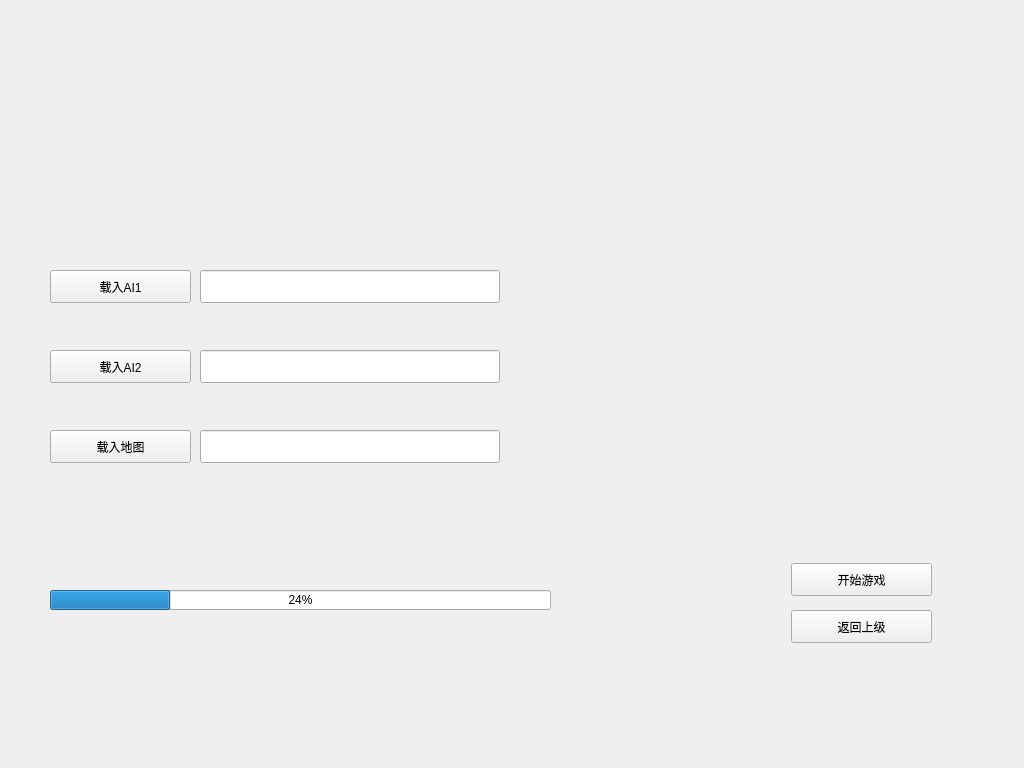
Above: jiemianv3/aivsai.ui from ChenYeDev14/InfinitySword before the change. Below: the same form after it.
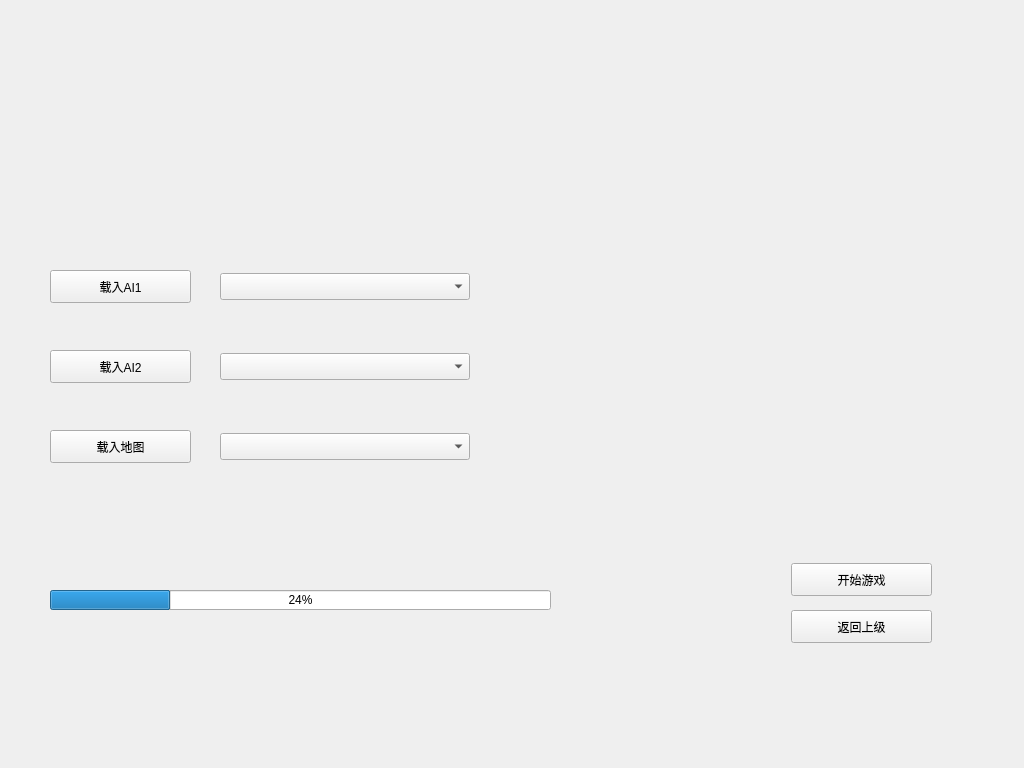
That is the form after the change.

The edit to the form file:
```diff
--- a/jiemianv3/aivsai.ui
+++ b/jiemianv3/aivsai.ui
@@ -26,16 +26,6 @@
     <number>24</number>
    </property>
   </widget>
-  <widget class="QLineEdit" name="LineEditAI2">
-   <property name="geometry">
-    <rect>
-     <x>200</x>
-     <y>350</y>
-     <width>300</width>
-     <height>33</height>
-    </rect>
-   </property>
-  </widget>
   <widget class="QPushButton" name="Map">
    <property name="geometry">
     <rect>
@@ -49,26 +39,6 @@
     <string>载入地图</string>
    </property>
   </widget>
-  <widget class="QLineEdit" name="LineEditAI1">
-   <property name="geometry">
-    <rect>
-     <x>200</x>
-     <y>270</y>
-     <width>300</width>
-     <height>33</height>
-    </rect>
-   </property>
-  </widget>
-  <widget class="QLineEdit" name="LineEditMap">
-   <property name="geometry">
-    <rect>
-     <x>200</x>
-     <y>430</y>
-     <width>300</width>
-     <height>33</height>
-    </rect>
-   </property>
-  </widget>
   <widget class="QPushButton" name="AI1">
    <property name="geometry">
     <rect>
@@ -127,6 +97,36 @@
     <string>返回上级</string>
    </property>
   </widget>
+  <widget class="QComboBox" name="comboBox_AI1">
+   <property name="geometry">
+    <rect>
+     <x>220</x>
+     <y>273</y>
+     <width>250</width>
+     <height>27</height>
+    </rect>
+   </property>
+  </widget>
+  <widget class="QComboBox" name="comboBox_AI2">
+   <property name="geometry">
+    <rect>
+     <x>220</x>
+     <y>353</y>
+     <width>250</width>
+     <height>27</height>
+    </rect>
+   </property>
+  </widget>
+  <widget class="QComboBox" name="comboBox_map">
+   <property name="geometry">
+    <rect>
+     <x>220</x>
+     <y>433</y>
+     <width>250</width>
+     <height>27</height>
+    </rect>
+   </property>
+  </widget>
  </widget>
  <resources/>
  <connections/>
```
